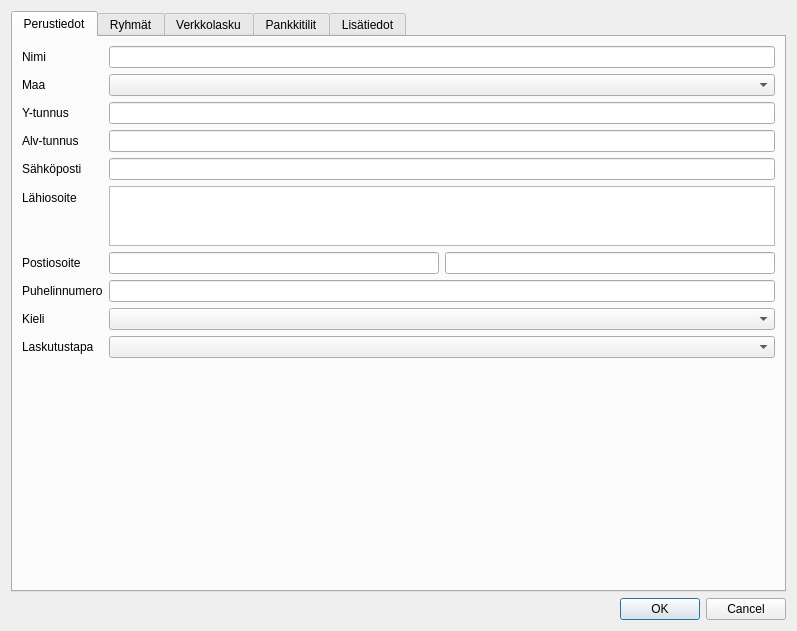
This is kitsas/rekisteri/asiakastoimittajadlg.ui in artoh/kitupiikki as Qt 5 draws it before an edit. The edited form follows.
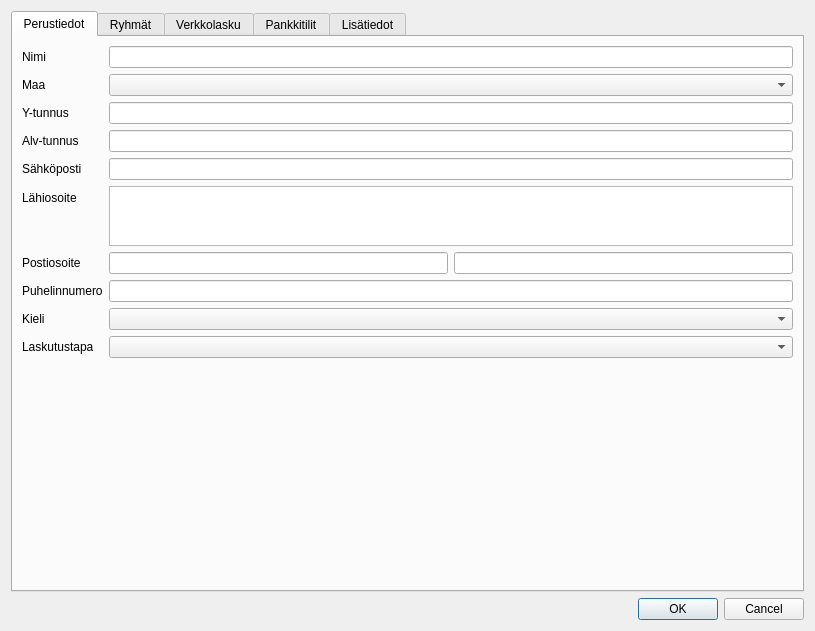
This is the edited form. Icons and pictures are not drawn. Custom widgets are drawn as their Qt base class.

```diff
--- a/kitsas/rekisteri/asiakastoimittajadlg.ui
+++ b/kitsas/rekisteri/asiakastoimittajadlg.ui
@@ -6,7 +6,7 @@
    <rect>
     <x>0</x>
     <y>0</y>
-    <width>797</width>
+    <width>815</width>
     <height>631</height>
    </rect>
   </property>
```
